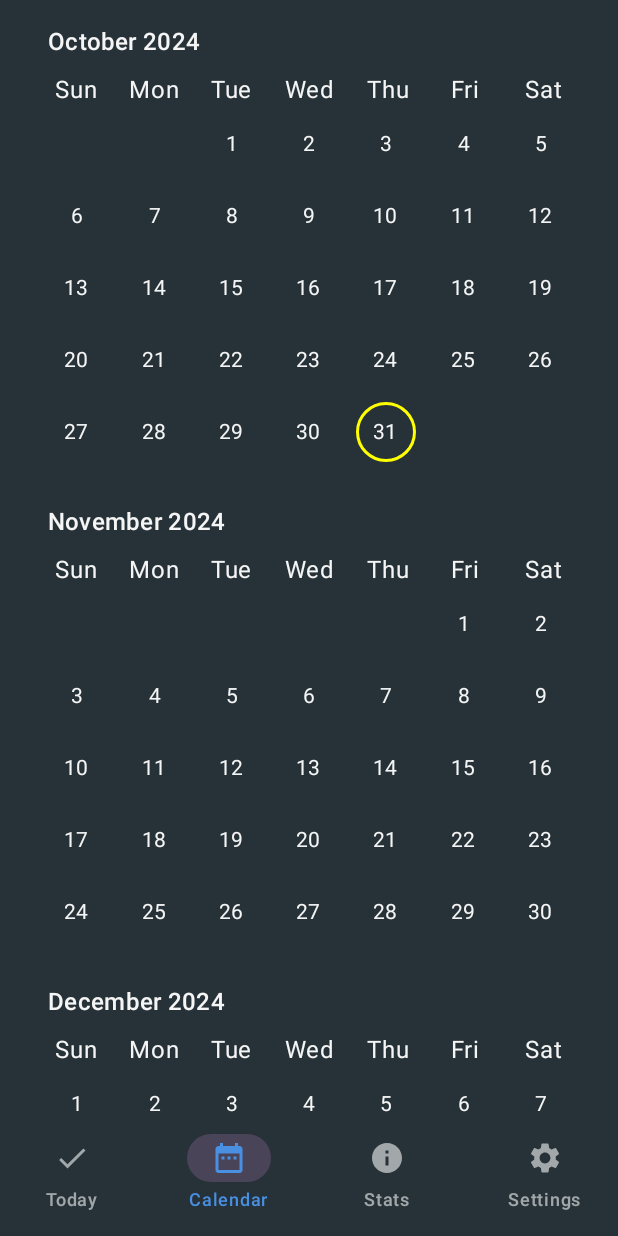
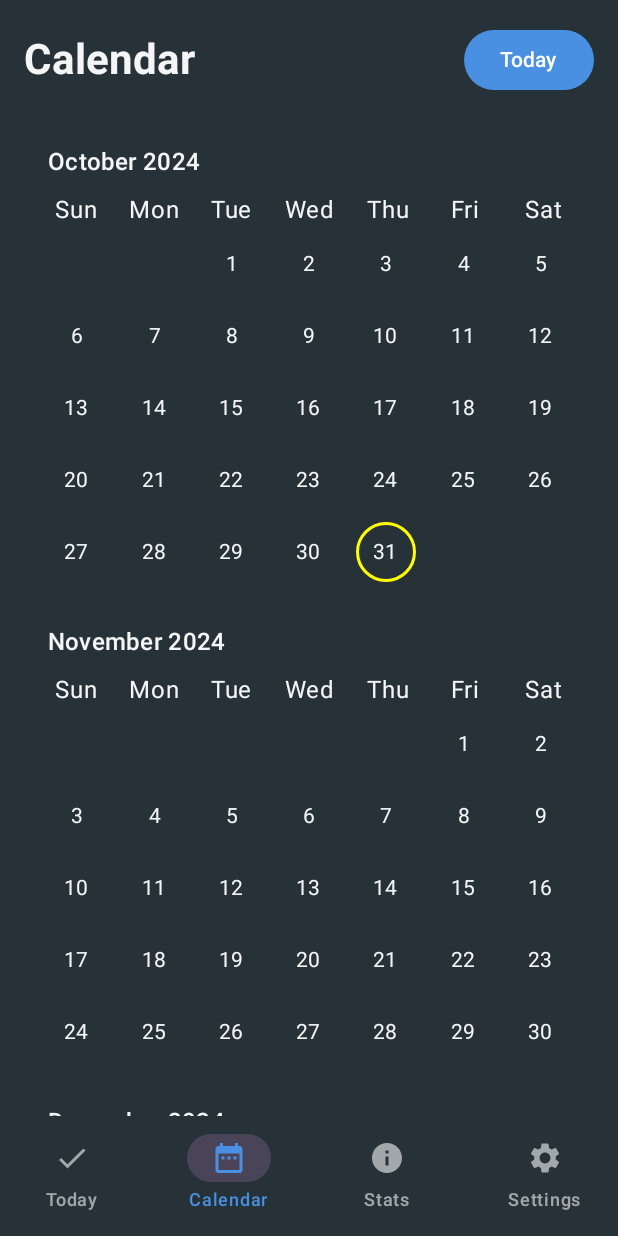
Before and after one commit to MPH-01/REPIT, an Android app built with Jetpack Compose: the CalendarPage screen opened through its navigation route, on a phone screen of 412 x 824 dp. Run offline under Robolectric (Android 15) with nearby library versions, the phone set to English and light mode, and no system bars; our stand-ins replace Room's generated code.

Commit message:
Update: Calendar header and today button.

```diff
--- a/app/src/main/java/com/example/repit/CalendarPage.kt
+++ b/app/src/main/java/com/example/repit/CalendarPage.kt
@@ -16,6 +16,7 @@ import androidx.compose.runtime.*
 import androidx.compose.ui.Alignment
 import androidx.compose.ui.Modifier
 import androidx.compose.ui.graphics.Color
+import androidx.compose.ui.text.font.FontWeight
 import androidx.compose.ui.text.style.TextAlign
 import androidx.compose.ui.unit.dp
 import com.example.repit.data.ExerciseRepository
@@ -51,11 +52,42 @@ fun CalendarPage(
     val listState = rememberLazyListState(initialFirstVisibleItemIndex = 50)
     val currentYearMonth = YearMonth.now()
 
-    // Define a lazy column to scroll through months
-    LazyColumn(
+    Column(
         modifier = Modifier
             .fillMaxSize()
             .padding(horizontal = 16.dp),
+        verticalArrangement = Arrangement.Top
+    ) {
+        // Top Row with "Calendar" title on the left and "Today" button on the right
+        Row(
+            modifier = Modifier
+                .fillMaxWidth()
+                .padding(vertical = 16.dp),
+            verticalAlignment = Alignment.CenterVertically,
+            horizontalArrangement = Arrangement.SpaceBetween
+        ) {
+            // Display the day of the week
+            Text(
+                text = "Calendar",
+                style = MaterialTheme.typography.headlineMedium,
+                fontWeight = FontWeight.Bold,
+                //modifier = Modifier.padding(bottom = 16.dp)
+            )
+
+            // "Today" button
+            Button(onClick = {
+                // Scroll to today's month when clicked
+                scope.launch {
+                    listState.animateScrollToItem(50)
+                }
+            }) {
+                Text("Today")
+            }
+        }
+
+        // Define a lazy column to scroll through months
+        LazyColumn(
+            modifier = Modifier.fillMaxSize(),
             state = listState
         ) {
             // Render one calendar per month
@@ -72,6 +104,7 @@ fun CalendarPage(
                     pastRestDays = pastRestDays,
                     currentRestDaysOfWeek = currentRestDaysOfWeek
                 )
+            }
         }
     }
 
--- a/app/src/main/java/com/example/repit/TodayPage.kt
+++ b/app/src/main/java/com/example/repit/TodayPage.kt
@@ -32,7 +32,6 @@ import androidx.compose.ui.graphics.Brush
 import android.graphics.LinearGradient
 import android.graphics.Paint
 import android.graphics.Shader
-import androidx.compose.ui.graphics.asAndroidBitmap
 import androidx.compose.ui.graphics.drawscope.Stroke
 import androidx.compose.ui.graphics.nativeCanvas
 import androidx.compose.ui.graphics.toArgb
```
Lines whose indentation alone changed are shown as unchanged.
